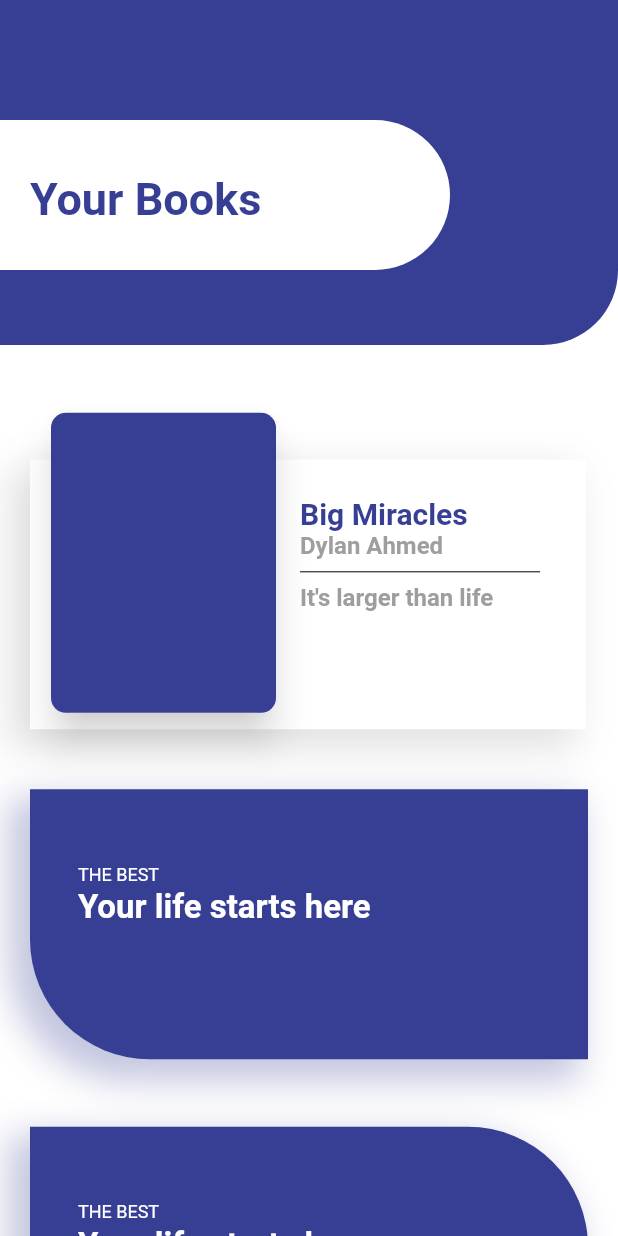
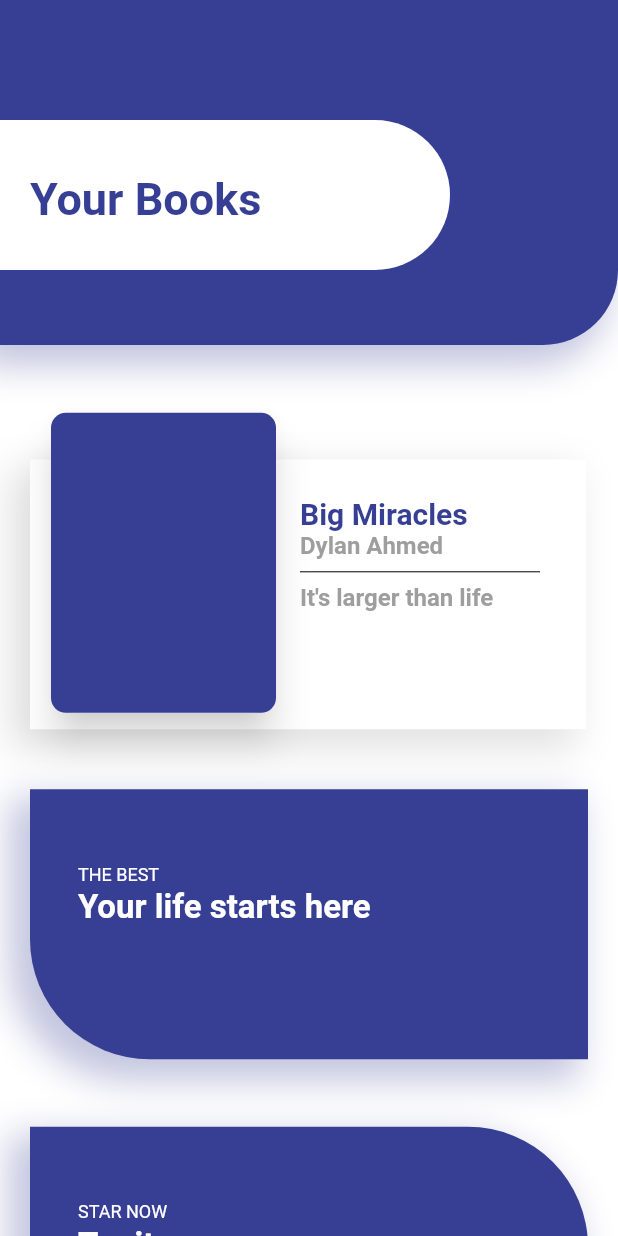
Before and after one commit to lucasoliveirasouza/card-ui, a Flutter app: the screen it shows after launch, on a phone screen of 412 x 824 dp. Run offline on Flutter 3.47's test engine with Material 2 defaults, Android fonts, the phone set to English and light mode, and no system bars.

Commit message:
Criando componentes

```diff
--- a/lib/components/appbar_rounded_bottom.dart
+++ b/lib/components/appbar_rounded_bottom.dart
@@ -12,6 +12,14 @@ class AppbarRoundedBottom extends StatelessWidget {
         borderRadius: BorderRadius.only(
           bottomRight: Radius.circular(50),
         ),
+        boxShadow: [
+          BoxShadow(
+            color: defaultColor.withOpacity(0.3),
+            offset: new Offset(-10.0, 10.0),
+            blurRadius: 20.0,
+            spreadRadius: 4.0,
+          ),
+        ],
         color: defaultColor,
       ),
       child: Stack(
--- a/lib/components/card_rounded_top_right.dart
+++ b/lib/components/card_rounded_top_right.dart
@@ -34,7 +34,7 @@ class CardRoundedTopRight extends StatelessWidget {
           crossAxisAlignment: CrossAxisAlignment.start,
           children: [
             Text(
-              "THE BEST",
+              "STAR NOW",
               style: TextStyle(
                 color: Colors.white,
                 fontSize: 12,
@@ -44,7 +44,7 @@ class CardRoundedTopRight extends StatelessWidget {
               height: 2,
             ),
             Text(
-              "Your life starts here",
+              "Try it now",
               style: TextStyle(
                 color: Colors.white,
                 fontSize: 22,
```
